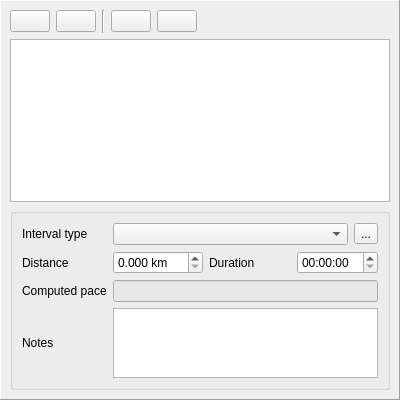
Qt form running/src/views/ui/intervalview.ui (electri/running) before a commit.
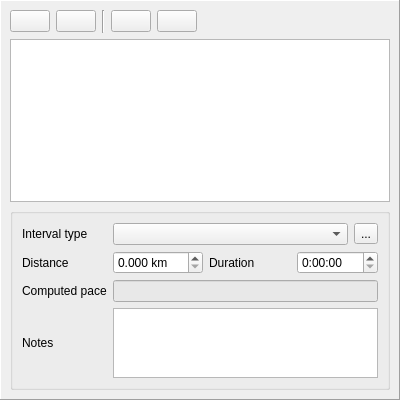
The same form after that commit. Icons and pictures are not drawn.

```diff
--- a/running/src/views/ui/intervalview.ui
+++ b/running/src/views/ui/intervalview.ui
@@ -179,7 +179,11 @@
           </widget>
          </item>
          <item row="1" column="3" >
-          <widget class="QTimeEdit" name="durationTimeEdit" />
+          <widget class="QTimeEdit" name="durationTimeEdit" >
+           <property name="displayFormat" >
+            <string>h:mm:ss</string>
+           </property>
+          </widget>
          </item>
          <item row="2" column="0" >
           <widget class="QLabel" name="label_11" >
```
